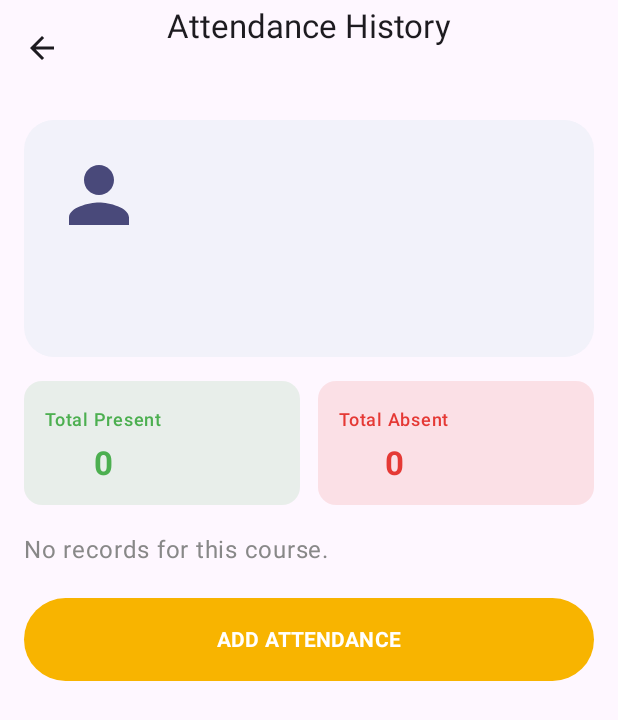
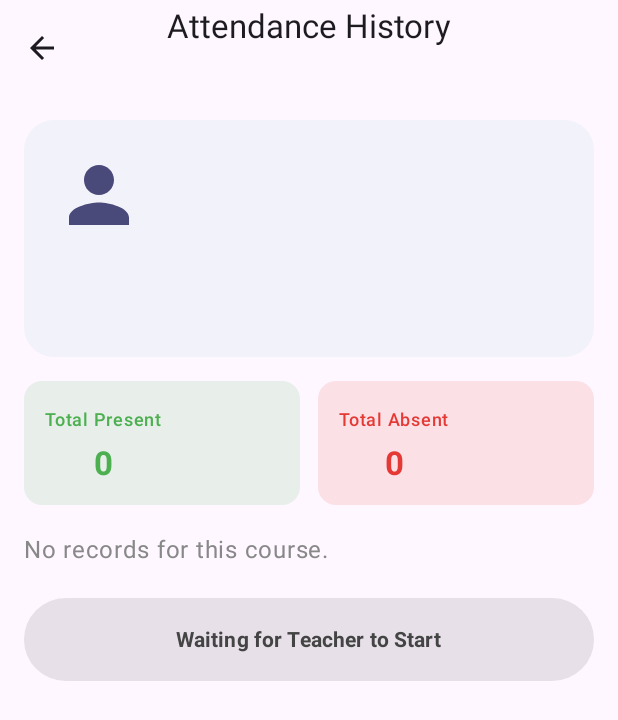
Before and after one commit to zulalmacit/FaceRecognitionApp, an Android app built with Jetpack Compose: the composable AttendanceHistoryScreen called with empty values, on a phone screen of 412 x 824 dp. Shown: the top 720 px of the screen. Run offline under Robolectric (Android 15) with nearby library versions, the phone set to English and light mode, and no system bars; our stand-ins replace Firebase (no records; nobody signed in at launch, a user with empty details on screens opened directly).

Commit message:
Restricted camera access until professor starts session real-time attendance session listener added

```diff
--- a/app/build.gradle.kts
+++ b/app/build.gradle.kts
@@ -49,6 +49,7 @@ dependencies {
     implementation(libs.androidx.compose.ui.text)
     implementation(libs.androidx.compose.foundation)
     implementation(libs.androidx.compose.material3)
+    implementation(libs.androidx.compose.foundation.layout)
     kapt("androidx.room:room-compiler:2.6.1")
     implementation("androidx.room:room-ktx:2.6.1")
     implementation("androidx.compose.material:material-icons-extended")
--- a/app/src/main/java/com/zulal/facerecognition/ui/screen/AttendanceHistoryScreen.kt
+++ b/app/src/main/java/com/zulal/facerecognition/ui/screen/AttendanceHistoryScreen.kt
@@ -36,14 +36,12 @@ fun AttendanceHistoryScreen(
     var attendanceList by remember { mutableStateOf<List<AttendanceRow>>(emptyList()) }
     var totalPresent by remember { mutableStateOf(0) }
     var totalAbsent by remember { mutableStateOf(0) }
+    var isSessionActive by remember { mutableStateOf(false) }
 
     val db = FirebaseFirestore.getInstance()
 
-    // courseName değiştikçe veri fetch et
     LaunchedEffect(courseName) {
-        db.collection("users")
-            .document(uid)
-            .get()
+        db.collection("users").document(uid).get()
             .addOnSuccessListener { doc ->
                 studentName = doc.getString("name") ?: ""
             }
@@ -51,20 +49,28 @@ fun AttendanceHistoryScreen(
         db.collection("attendance")
             .document(uid)
             .collection("records")
-            .whereEqualTo("course", courseName) // ✅ sadece seçilen ders
+            .whereEqualTo("course", courseName)
             .get()
             .addOnSuccessListener { result ->
-                val records = result.documents.mapNotNull { doc ->
+                val records = result.documents.mapNotNull { d ->
                     AttendanceRow(
-                        date = doc.getString("date") ?: "",
-                        time = doc.getString("time") ?: "",
-                        status = doc.getString("status") ?: "present"
+                        date = d.getString("date") ?: "",
+                        time = d.getString("time") ?: "",
+                        status = d.getString("status") ?: "present"
                     )
                 }
-
                 attendanceList = records.sortedByDescending { it.date }
                 totalPresent = records.count { it.status == "present" }
                 totalAbsent = records.count { it.status == "absent" }
+            }
+    }
+
+
+    LaunchedEffect(courseName) {
+        db.collection("attendance_session")
+            .document(courseName)
+            .addSnapshotListener { snap, _ ->
+                isSessionActive = snap?.getBoolean("active") == true
             }
     }
 
@@ -74,7 +80,7 @@ fun AttendanceHistoryScreen(
                 title = {
                     Column(horizontalAlignment = Alignment.CenterHorizontally) {
                         Text("Attendance History")
-                        Text(courseName, fontSize = 13.sp, color = Color.Gray) // ✅ ders adı üstte
+                        Text(courseName, fontSize = 13.sp, color = Color.Gray)
                     }
                 },
                 navigationIcon = {
@@ -85,7 +91,6 @@ fun AttendanceHistoryScreen(
             )
         }
     ) { pad ->
-
         Column(
             modifier = Modifier
                 .padding(pad)
@@ -108,11 +113,9 @@ fun AttendanceHistoryScreen(
                         tint = Color(0xFF49497A),
                         modifier = Modifier.size(60.dp)
                     )
-
                     Spacer(Modifier.height(10.dp))
                     Text(studentName, fontSize = 20.sp, fontWeight = FontWeight.Bold)
-
-                    Text(courseName, fontSize = 14.sp, color = Color.Gray) // ✅ ders adı burada da var
+                    Text(courseName, fontSize = 14.sp, color = Color.Gray)
                 }
             }
 
@@ -128,7 +131,7 @@ fun AttendanceHistoryScreen(
 
             Spacer(Modifier.height(18.dp))
 
-            // Attendance list
+
             if (attendanceList.isEmpty()) {
                 Text("No records for this course.", color = Color.Gray)
             } else {
@@ -145,14 +148,24 @@ fun AttendanceHistoryScreen(
 
             Spacer(Modifier.height(20.dp))
 
+
             Button(
                 onClick = { navController.navigate("camera/$courseName") },
+                enabled = isSessionActive,
                 modifier = Modifier
                     .fillMaxWidth()
                     .height(55.dp),
-                colors = ButtonDefaults.buttonColors(Color(0xFFF8B400))
+                colors = ButtonDefaults.buttonColors(
+                    containerColor = if (isSessionActive) Color(0xFFF8B400)
+                    else MaterialTheme.colorScheme.surfaceVariant
+                )
             ) {
-                Text("ADD ATTENDANCE", fontWeight = FontWeight.Bold, color = Color.White)
+                Text(
+                    if (isSessionActive) "ADD ATTENDANCE"
+                    else "Waiting for Teacher to Start",
+                    fontWeight = FontWeight.Bold,
+                    color = if (isSessionActive) Color.White else Color.DarkGray
+                )
             }
         }
     }
@@ -184,19 +197,6 @@ fun StatBox(
         }
     }
 }
-
-@Composable
-fun FilterBox(label: String, modifier: Modifier = Modifier) {
-    OutlinedTextField(
-        value = "",
-        onValueChange = {},
-        label = { Text(label) },
-        leadingIcon = { Icon(Icons.Default.CalendarMonth, contentDescription = null) },
-        enabled = false,
-        modifier = modifier
-    )
-}
-
 
 @Composable
 fun AttendanceItem(name: String, date: String, time: String, present: Boolean) {
--- a/gradle/libs.versions.toml
+++ b/gradle/libs.versions.toml
@@ -21,6 +21,7 @@ ui = "1.9.3"
 uiText = "1.9.4"
 foundation = "1.9.4"
 material3 = "1.4.0"
+foundationLayout = "1.9.4"
 
 [libraries]
 androidx-navigation-compose = { module = "androidx.navigation:navigation-compose", version.ref = "navigation" }
@@ -53,6 +54,7 @@ androidx-compose-ui = { group = "androidx.compose.ui", name = "ui", version.ref
 androidx-compose-ui-text = { group = "androidx.compose.ui", name = "ui-text", version.ref = "uiText" }
 androidx-compose-foundation = { group = "androidx.compose.foundation", name = "foundation", version.ref = "foundation" }
 androidx-compose-material3 = { group = "androidx.compose.material3", name = "material3", version.ref = "material3" }
+androidx-compose-foundation-layout = { group = "androidx.compose.foundation", name = "foundation-layout", version.ref = "foundationLayout" }
 
 [plugins]
 android-application = { id = "com.android.application", version.ref = "agp" }
```
Also changed, not shown: app/src/main/java/com/zulal/facerecognition/ui/screen/StudentsListScreen.kt (+107 -1 lines).
